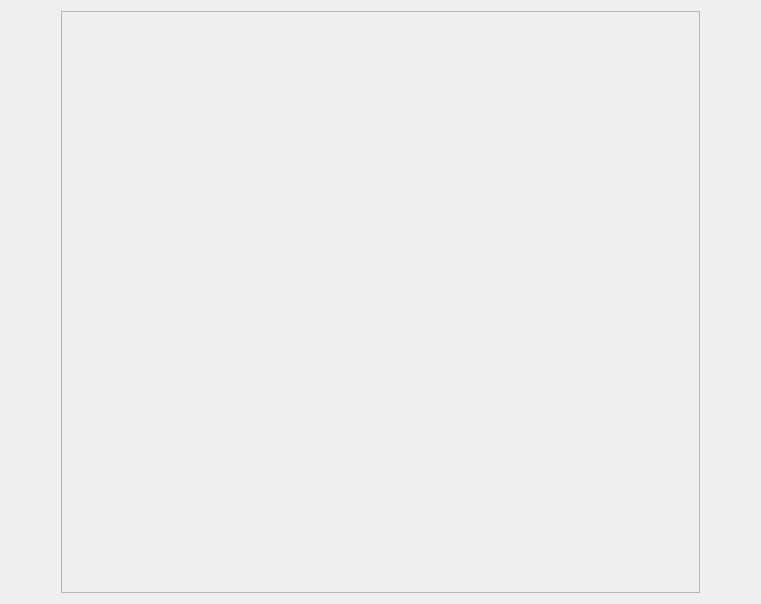
Above: grouplist.ui from 35easy/PingPongClub before the change. Below: the same form after it.
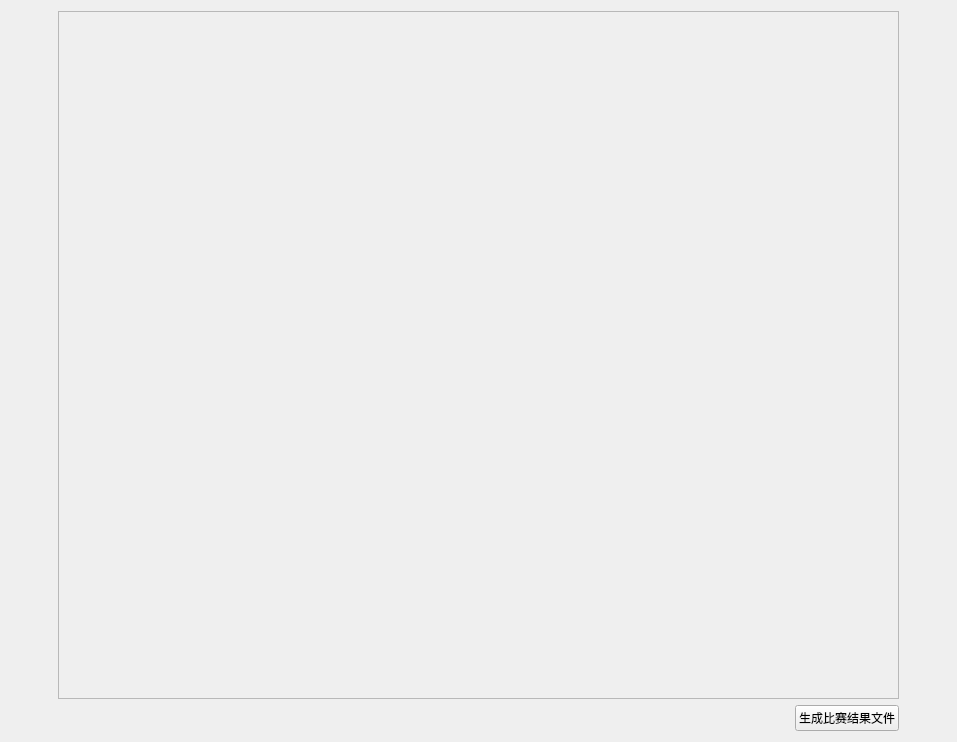
That is the form after the change.

Commit message: 保存结果

Diff of the .ui file:
```diff
--- a/grouplist.ui
+++ b/grouplist.ui
@@ -6,14 +6,14 @@
    <rect>
     <x>0</x>
     <y>0</y>
-    <width>761</width>
-    <height>604</height>
+    <width>957</width>
+    <height>742</height>
    </rect>
   </property>
   <property name="windowTitle">
    <string>Form</string>
   </property>
-  <layout class="QHBoxLayout" name="horizontalLayout">
+  <layout class="QHBoxLayout" name="horizontalLayout_2">
    <item>
     <spacer name="horizontalSpacer">
      <property name="orientation">
@@ -24,12 +24,14 @@
      </property>
      <property name="sizeHint" stdset="0">
       <size>
-       <width>50</width>
-       <height>20</height>
+       <width>47</width>
+       <height>17</height>
       </size>
      </property>
     </spacer>
    </item>
+   <item>
+    <layout class="QVBoxLayout" name="verticalLayout">
    <item>
     <widget class="QScrollArea" name="scrollArea">
      <property name="sizePolicy">
@@ -46,8 +48,8 @@
        <rect>
         <x>0</x>
         <y>0</y>
-        <width>629</width>
-        <height>584</height>
+          <width>823</width>
+          <height>684</height>
        </rect>
       </property>
       <property name="sizePolicy">
@@ -58,6 +60,32 @@
       </property>
      </widget>
     </widget>
+     </item>
+     <item>
+      <layout class="QHBoxLayout" name="horizontalLayout">
+       <item>
+        <spacer name="horizontalSpacer_3">
+         <property name="orientation">
+          <enum>Qt::Horizontal</enum>
+         </property>
+         <property name="sizeHint" stdset="0">
+          <size>
+           <width>40</width>
+           <height>20</height>
+          </size>
+         </property>
+        </spacer>
+       </item>
+       <item>
+        <widget class="QPushButton" name="btOK">
+         <property name="text">
+          <string>生成比赛结果文件</string>
+         </property>
+        </widget>
+       </item>
+      </layout>
+     </item>
+    </layout>
    </item>
    <item>
     <spacer name="horizontalSpacer_2">
@@ -69,8 +97,8 @@
      </property>
      <property name="sizeHint" stdset="0">
       <size>
-       <width>50</width>
-       <height>20</height>
+       <width>47</width>
+       <height>17</height>
       </size>
      </property>
     </spacer>
```
Lines whose indentation alone changed are shown as unchanged. The commit also changes 7 other files.
